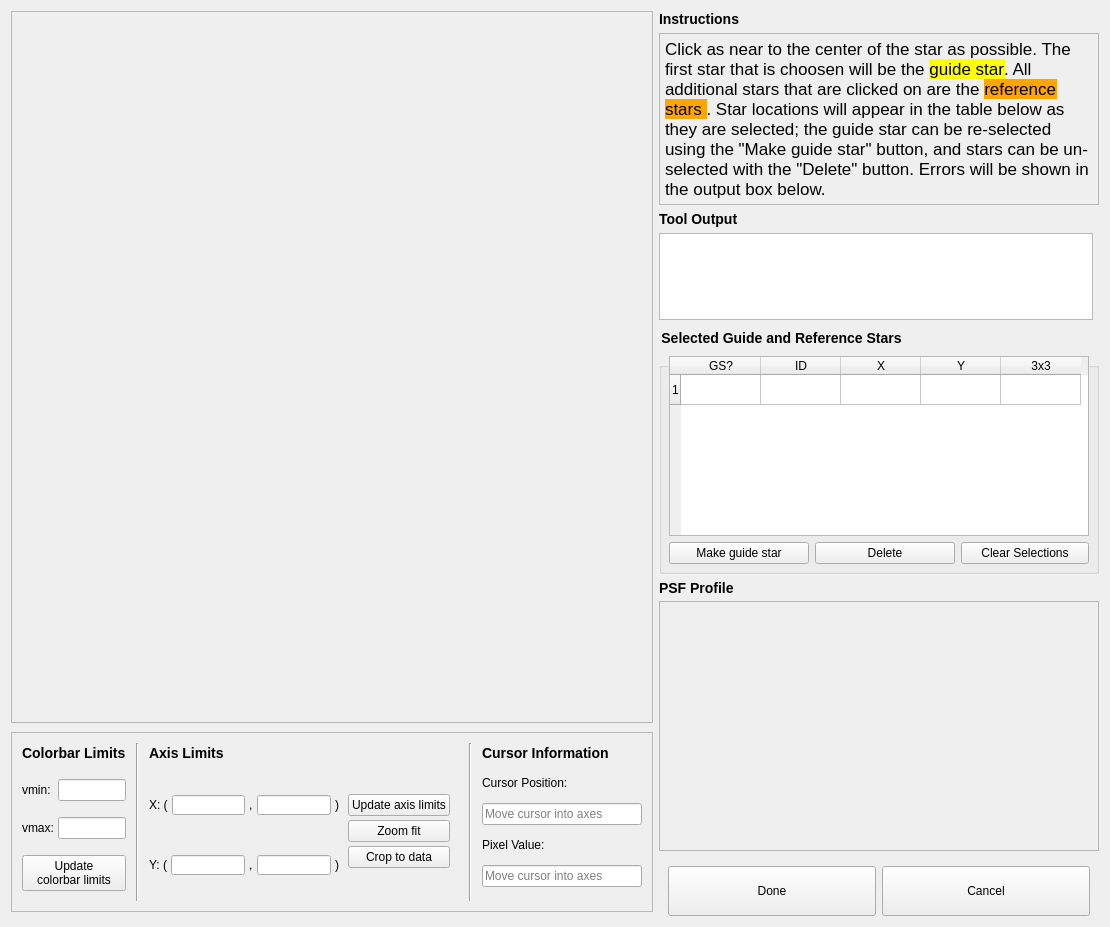
The window that fgs-commissioning/jwst_magic/star_selector/SelectStarsGUI.ui (spacetelescope/jwst_magic) describes before a commit, drawn with Qt 5.
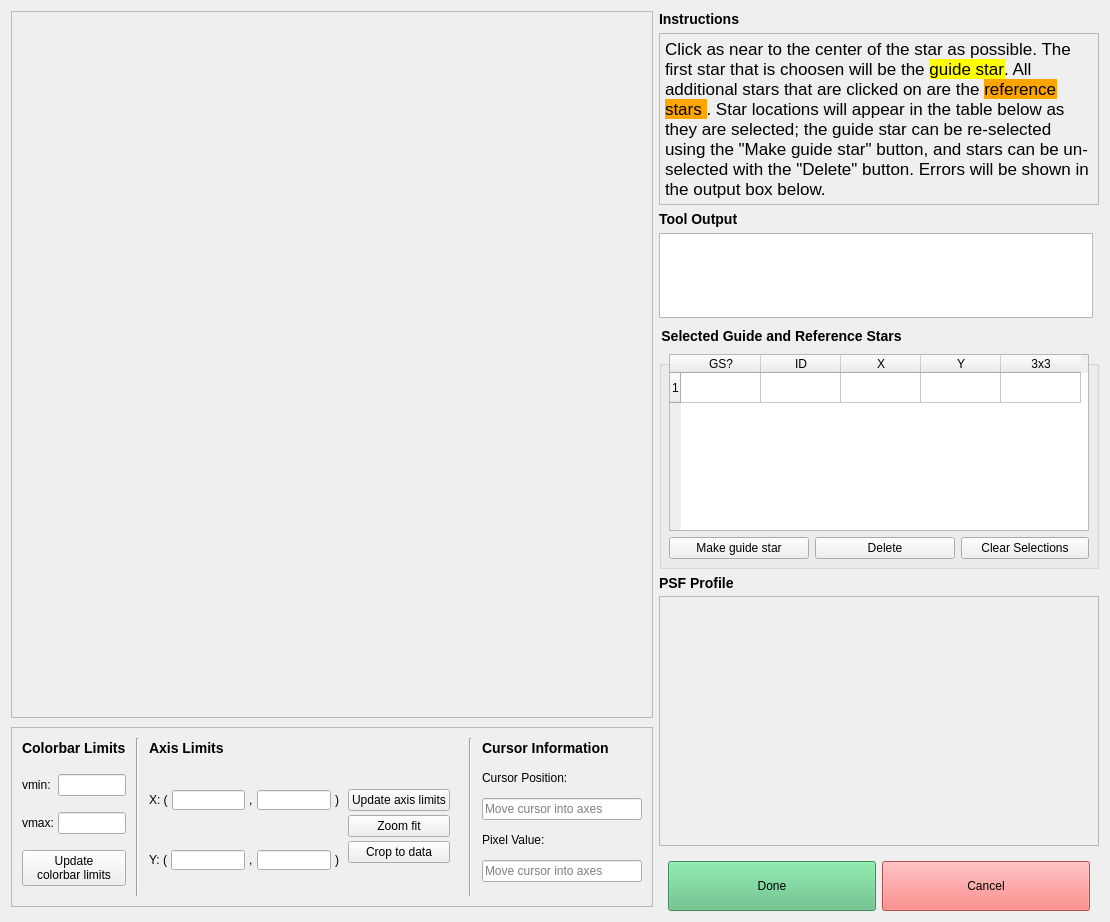
The same window after the commit.

Commit message: Add color to star selector GUI and rearrange SGT dialog window

```diff
--- a/fgs-commissioning/jwst_magic/star_selector/SelectStarsGUI.ui
+++ b/fgs-commissioning/jwst_magic/star_selector/SelectStarsGUI.ui
@@ -7,7 +7,7 @@
     <x>0</x>
     <y>0</y>
     <width>1110</width>
-    <height>927</height>
+    <height>922</height>
    </rect>
   </property>
   <property name="sizePolicy">
@@ -942,6 +942,11 @@
         <property name="toolTip">
          <string>Use selected stars to write regfile.txt and close window</string>
         </property>
+        <property name="styleSheet">
+         <string notr="true">QPushButton {
+	background-color: rgb(90, 190, 125);
+}</string>
+        </property>
         <property name="text">
          <string>Done</string>
         </property>
@@ -958,6 +963,11 @@
         <property name="toolTip">
          <string>Discard selections and close window</string>
         </property>
+        <property name="styleSheet">
+         <string notr="true">QPushButton {
+	background-color: rgb(255, 102, 102);
+}</string>
+        </property>
         <property name="text">
          <string>Cancel</string>
         </property>
```
Left out of the diff: 1 changed line with no effect on the pictures. The commit also changes 1 other file.
